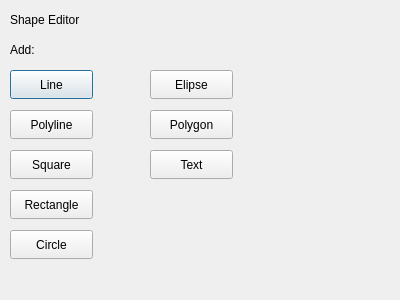
First picture: the form in shape_editor.ui, repository dkington0/RubberDuckies, before the edit.
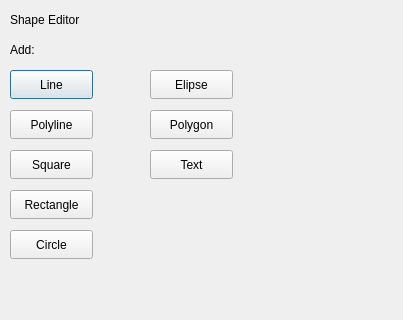
Second picture: the form after the edit.

The edit to the form file:
```diff
--- a/shape_editor.ui
+++ b/shape_editor.ui
@@ -6,8 +6,8 @@
    <rect>
     <x>0</x>
     <y>0</y>
-    <width>400</width>
-    <height>300</height>
+    <width>403</width>
+    <height>320</height>
    </rect>
   </property>
   <property name="windowTitle">
```
